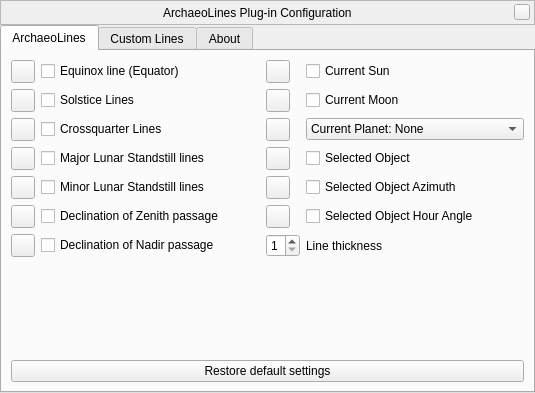
The window that plugins/ArchaeoLines/src/gui/archaeoLinesDialog.ui (519984307/stellarium_src) describes before a commit, drawn with Qt 5.
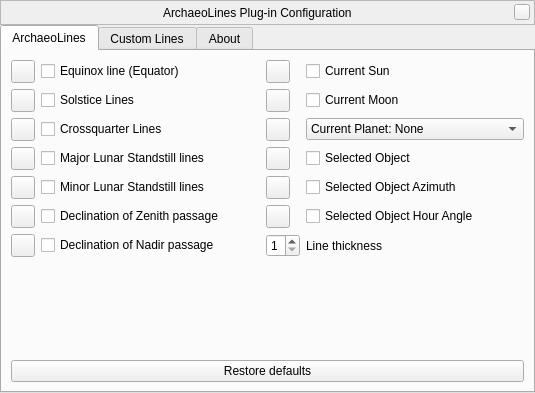
The same window after the commit. Custom widgets are drawn as their Qt base class.

Commit message: Another linguistic fix for GUI

Diff of the .ui file:
```diff
--- a/plugins/ArchaeoLines/src/gui/archaeoLinesDialog.ui
+++ b/plugins/ArchaeoLines/src/gui/archaeoLinesDialog.ui
@@ -423,7 +423,7 @@
             </sizepolicy>
            </property>
            <property name="text">
-            <string>Restore default settings</string>
+            <string>Restore defaults</string>
            </property>
           </widget>
          </item>
```
The commit also changes 3 other files.
